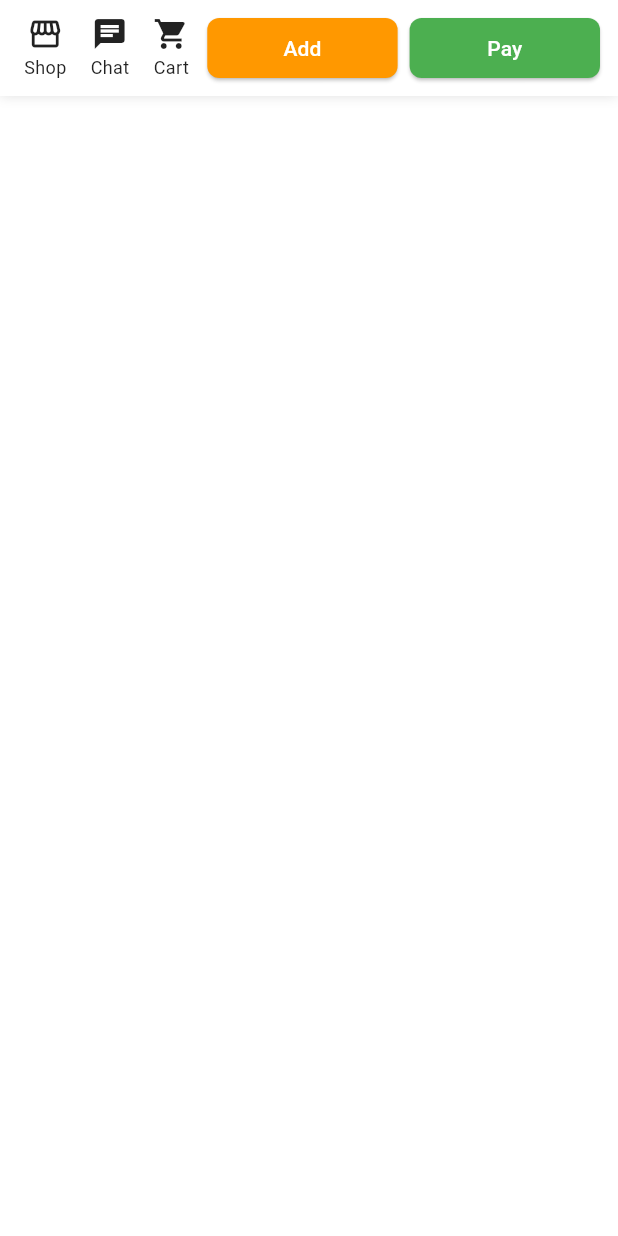
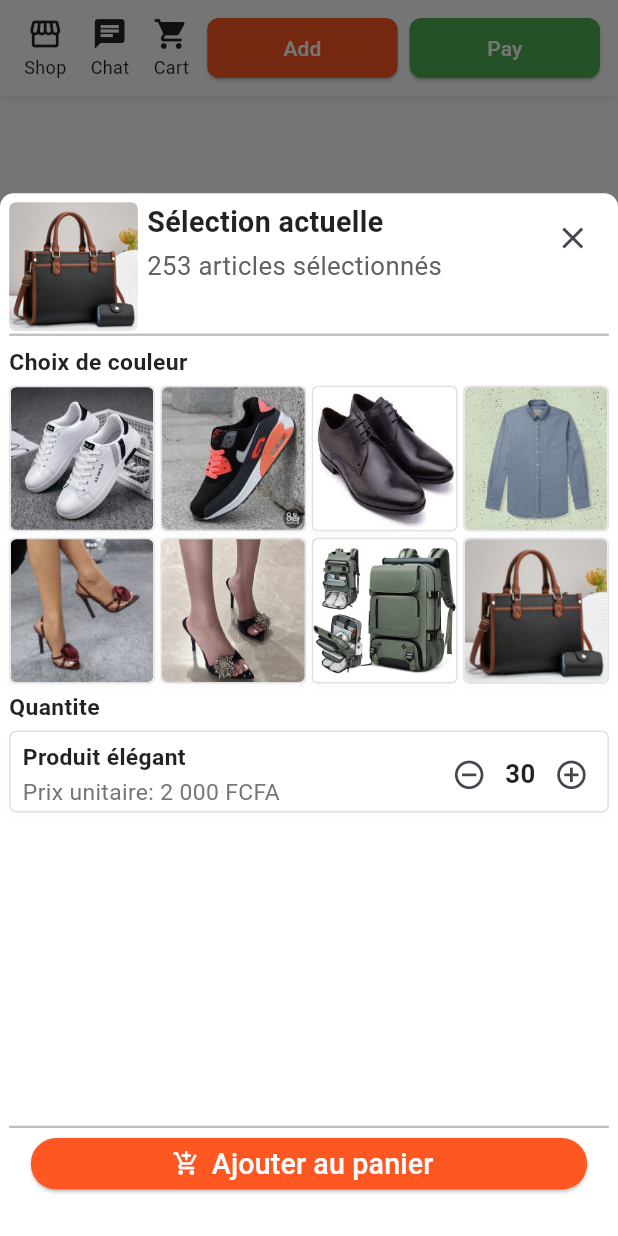
Before and after one commit to elsanal/barka, a Flutter app: the CustomBottomBar widget shown alone on an empty page, opened directly, after a tap on "Add", on a phone screen of 412 x 824 dp. Run offline on Flutter 3.47's test engine with Material 3 defaults, Android fonts, the phone set to English and light mode, and no system bars; our stand-ins replace card_swiper, flutter_riverpod, flutter_screenutil, go_router.

Commit message:
add to cart

```diff
--- a/lib/features/bottom_bar/product_bottom_bar.dart
+++ b/lib/features/bottom_bar/product_bottom_bar.dart
@@ -33,7 +33,7 @@ class CustomBottomBar extends StatelessWidget {
           Expanded(
             child: Padding(
               padding: const EdgeInsets.symmetric(horizontal: 4.0),
-              child: _coloredButton("Add", onAddToCart, Colors.orange),
+              child: _coloredButton("Add", onAddToCart, Colors.deepOrange),
             ),
           ),
           Expanded(
--- /dev/null
+++ b/lib/features/cart/add_to_card.dart
@@ -0,0 +1,268 @@
+import 'dart:math';
+
+import 'package:flutter/material.dart';
+import 'package:flutter_screenutil/flutter_screenutil.dart';
+
+Future showItemSelectionForCart(BuildContext context) {
+  final screenHeight = MediaQuery.of(context).size.height;
+  final screenWidth = MediaQuery.of(context).size.width;
+
+  return showModalBottomSheet(
+    context: context,
+    isScrollControlled: true,
+    backgroundColor: Colors.transparent,
+    builder: (BuildContext context) {
+      return Container(
+        height: min(screenHeight * 0.9, 1620.h),
+        padding: EdgeInsets.all(16.w),
+        decoration: BoxDecoration(
+          color: Colors.white,
+          borderRadius: BorderRadius.vertical(top: Radius.circular(24.r)),
+        ),
+        child: Column(
+          crossAxisAlignment: CrossAxisAlignment.start,
+          children: [
+            const _TopInfoBar(),
+            Divider(height: 5, color: Colors.grey[400], thickness: 1.5),
+            Expanded(
+              child: SingleChildScrollView(
+                child: Column(
+                  crossAxisAlignment: CrossAxisAlignment.start,
+                  children: [const _ColorSelectionGrid(), const _QuantityRow()],
+                ),
+              ),
+            ),
+            Divider(height: 8, color: Colors.grey[400], thickness: 1.5),
+            const _PaymentSummaryBar(),
+          ],
+        ),
+      );
+    },
+  );
+}
+
+class _TopInfoBar extends StatelessWidget {
+  const _TopInfoBar();
+
+  @override
+  Widget build(BuildContext context) {
+    return Row(
+      crossAxisAlignment: CrossAxisAlignment.start,
+      children: [
+        ClipRRect(
+          borderRadius: BorderRadius.circular(12.r),
+          child: Image.asset(
+            "assets/images/img10.jpeg",
+            height: 200.h,
+            width: 200.h,
+            fit: BoxFit.cover,
+            cacheWidth: 300,
+            cacheHeight: 300,
+          ),
+        ),
+        SizedBox(width: 16.w),
+        Expanded(
+          child: Column(
+            crossAxisAlignment: CrossAxisAlignment.start,
+            children: [
+              Text(
+                "Sélection actuelle",
+                style: TextStyle(fontSize: 50.sp, fontWeight: FontWeight.bold),
+              ),
+              SizedBox(height: 8.h),
+              Text(
+                "253 articles sélectionnés",
+                style: TextStyle(fontSize: 45.sp, color: Colors.grey[700]),
+              ),
+            ],
+          ),
+        ),
+        IconButton(
+          icon: const Icon(Icons.close),
+          onPressed: () => Navigator.pop(context),
+        ),
+      ],
+    );
+  }
+}
+
+class _ColorSelectionGrid extends StatelessWidget {
+  const _ColorSelectionGrid();
+
+  @override
+  Widget build(BuildContext context) {
+    return Padding(
+      padding: EdgeInsets.symmetric(vertical: 12.h),
+      child: Column(
+        crossAxisAlignment: CrossAxisAlignment.start,
+        children: [
+          Text(
+            "Choix de couleur",
+            style: TextStyle(fontSize: 40.sp, fontWeight: FontWeight.bold),
+          ),
+          SizedBox(height: 10.h),
+          GridView.builder(
+            itemCount: 8,
+            shrinkWrap: true,
+            physics: const NeverScrollableScrollPhysics(),
+            gridDelegate: SliverGridDelegateWithFixedCrossAxisCount(
+              crossAxisCount: 4,
+              crossAxisSpacing: 10.w,
+              mainAxisSpacing: 10.h,
+            ),
+            itemBuilder: (context, index) => GestureDetector(
+              onTap: () {},
+              child: Container(
+                decoration: BoxDecoration(
+                  borderRadius: BorderRadius.circular(10.r),
+                  border: Border.all(color: Colors.grey[300]!),
+                  boxShadow: [
+                    BoxShadow(
+                      color: Colors.grey.withOpacity(0.05),
+                      blurRadius: 4,
+                      offset: const Offset(0, 2),
+                    ),
+                  ],
+                ),
+                child: ClipRRect(
+                  borderRadius: BorderRadius.circular(10.r),
+                  child: Image.asset(
+                    "assets/images/img${index + 3}.jpeg",
+                    fit: BoxFit.cover,
+                    cacheWidth: 200,
+                    cacheHeight: 200,
+                  ),
+                ),
+              ),
+            ),
+          ),
+        ],
+      ),
+    );
+  }
+}
+
+class _QuantityRow extends StatelessWidget {
+  const _QuantityRow();
+
+  @override
+  Widget build(BuildContext context) {
+    return Column(
+      crossAxisAlignment: CrossAxisAlignment.start,
+      children: [
+        Text(
+          "Quantite",
+          style: TextStyle(fontSize: 40.sp, fontWeight: FontWeight.bold),
+        ),
+        Container(
+          margin: EdgeInsets.only(top: 10.h, bottom: 10.h),
+          padding: EdgeInsets.only(top: 12.w),
+          decoration: BoxDecoration(
+            color: Colors.white,
+            borderRadius: BorderRadius.circular(12.r),
+            border: Border.all(color: Colors.grey[300]!),
+            boxShadow: [
+              BoxShadow(
+                color: Colors.grey.withOpacity(0.05),
+                blurRadius: 4,
+                offset: const Offset(0, 2),
+              ),
+            ],
+          ),
+          child: Row(
+            mainAxisAlignment: MainAxisAlignment.spaceBetween,
+            children: [
+              Padding(
+                padding: const EdgeInsets.only(left: 8.0),
+                child: Column(
+                  crossAxisAlignment: CrossAxisAlignment.start,
+                  children: [
+                    Text(
+                      "Produit élégant",
+                      style: TextStyle(
+                        fontSize: 40.sp,
+                        fontWeight: FontWeight.w600,
+                      ),
+                    ),
+                    SizedBox(height: 4.h),
+                    Text(
+                      "Prix unitaire: 2 000 FCFA",
+                      style: TextStyle(
+                        fontSize: 40.sp,
+                        color: Colors.grey[600],
+                      ),
+                    ),
+                  ],
+                ),
+              ),
+              Row(
+                children: [
+                  IconButton(
+                    onPressed: () {},
+                    icon: const Icon(Icons.remove_circle_outline),
+                    iconSize: 60.sp,
+                  ),
+                  Text(
+                    "30",
+                    style: TextStyle(
+                      fontSize: 45.sp,
+                      fontWeight: FontWeight.bold,
+                    ),
+                  ),
+                  IconButton(
+                    onPressed: () {},
+                    icon: const Icon(Icons.add_circle_outline),
+                    iconSize: 60.sp,
+                  ),
+                ],
+              ),
+            ],
+          ),
+        ),
+      ],
+    );
+  }
+}
+
+class _PaymentSummaryBar extends StatelessWidget {
+  const _PaymentSummaryBar();
+
+  @override
+  Widget build(BuildContext context) {
+    return Center(
+      child: Container(
+        padding: EdgeInsets.symmetric(horizontal: 12.w, vertical: 8.h),
+        decoration: BoxDecoration(
+          color: Colors.white,
+          borderRadius: BorderRadius.circular(12.r),
+        ),
+        child: Column(
+          mainAxisAlignment: MainAxisAlignment.center,
+          crossAxisAlignment: CrossAxisAlignment.center,
+          children: [
+            SizedBox(
+              width: MediaQuery.of(context).size.width * 0.9,
+              height: 80.h,
+              child: ElevatedButton.icon(
+                onPressed: () => print("Ajouter au panier"),
+                icon: const Icon(Icons.add_shopping_cart),
+                label: Text(
+                  "Ajouter au panier",
+                  style: TextStyle(fontSize: 50.sp),
+                ),
+                style: ElevatedButton.styleFrom(
+                  backgroundColor: Colors.deepOrange,
+                  foregroundColor: Colors.white,
+                  shape: RoundedRectangleBorder(
+                    borderRadius: BorderRadius.circular(44.r),
+                  ),
+                ),
+              ),
+            ),
+            SizedBox(height: 50.h),
+          ],
+        ),
+      ),
+    );
+  }
+}
--- a/lib/features/product/product_detail.dart
+++ b/lib/features/product/product_detail.dart
@@ -1,4 +1,5 @@
 import 'package:barka/features/bottom_bar/product_bottom_bar.dart';
+import 'package:barka/features/cart/add_to_card.dart';
 import 'package:barka/features/product/logistic_refund.dart';
 import 'package:barka/features/product/product_info_card.dart';
 import 'package:barka/features/product/product_photos_show.dart';
@@ -29,7 +30,7 @@ class _ProductDetailPageState extends State<ProductDetailPage> {
           onShop: () => print('Go to Shop'),
           onChat: () => print('Open Chat'),
           onCartList: () => print('Open Cart List'),
-          onAddToCart: () => print('Add item to Cart'),
+          onAddToCart: () => {showItemSelectionForCart(context)},
           onProceedPayment: () => {showItemSelection(context)},
         ),
         body: CustomScrollView(
--- a/lib/features/product/similar_products.dart
+++ b/lib/features/product/similar_products.dart
@@ -17,17 +17,11 @@ Widget similarProducts(BuildContext context) {
   );
 
   return SliverToBoxAdapter(
-    child: Card(
-      color: Colors.white,
-      shape: RoundedRectangleBorder(borderRadius: BorderRadius.circular(0)),
     child: Column(
       crossAxisAlignment: CrossAxisAlignment.start,
       children: [
         Padding(
-            padding: const EdgeInsets.symmetric(
-              horizontal: 16.0,
-              vertical: 12.0,
-            ),
+          padding: const EdgeInsets.symmetric(horizontal: 16.0, vertical: 12.0),
           child: Text(
             "Produits similaires",
             style: TextStyle(fontWeight: FontWeight.bold, fontSize: 50.sp),
@@ -62,6 +56,5 @@ Widget similarProducts(BuildContext context) {
         ),
       ],
     ),
-    ),
   );
 }
```
Also changed, not shown: lib/features/chat/direct_chat.dart (added). Lines whose indentation alone changed are shown as unchanged.
